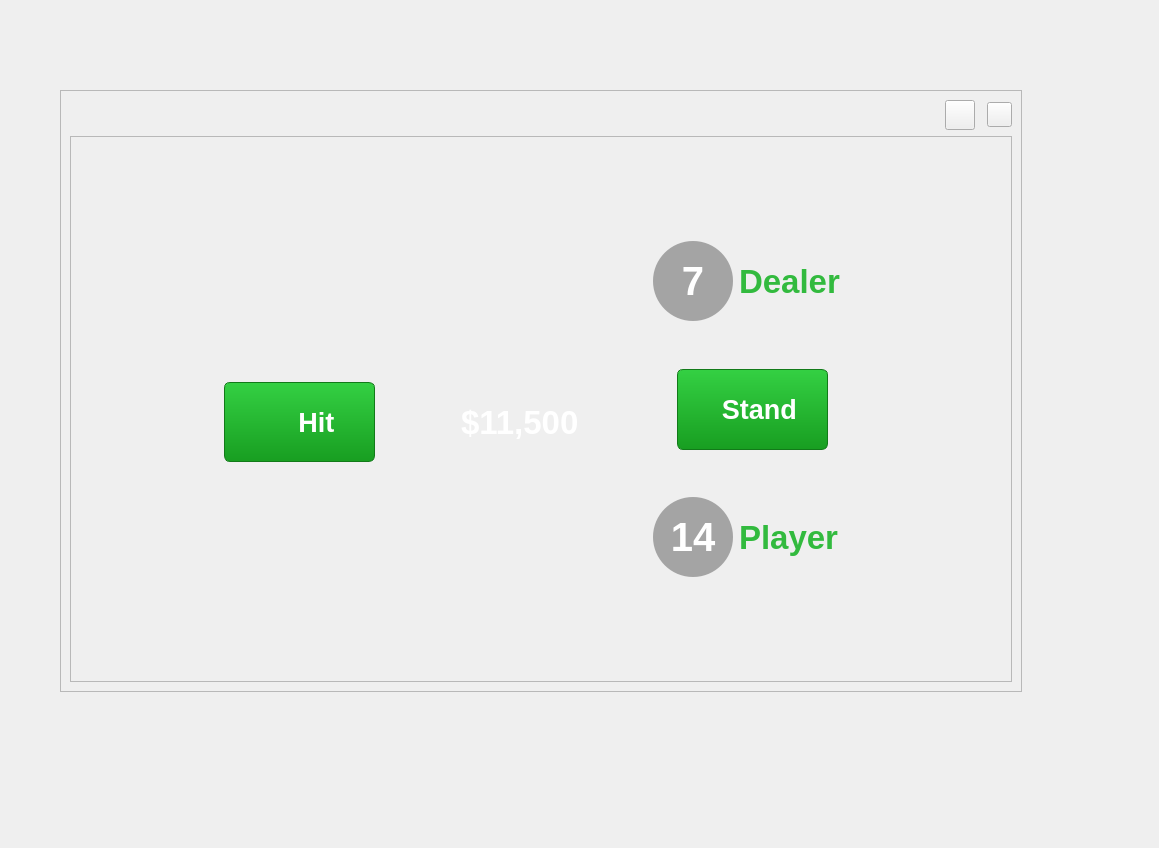
Before: the Qt Designer form src/presentation/widgets/MainWindow/temp_delete_later.ui in OlexandrNikolaiev/BlackJack_GUI, drawn with Qt 5.
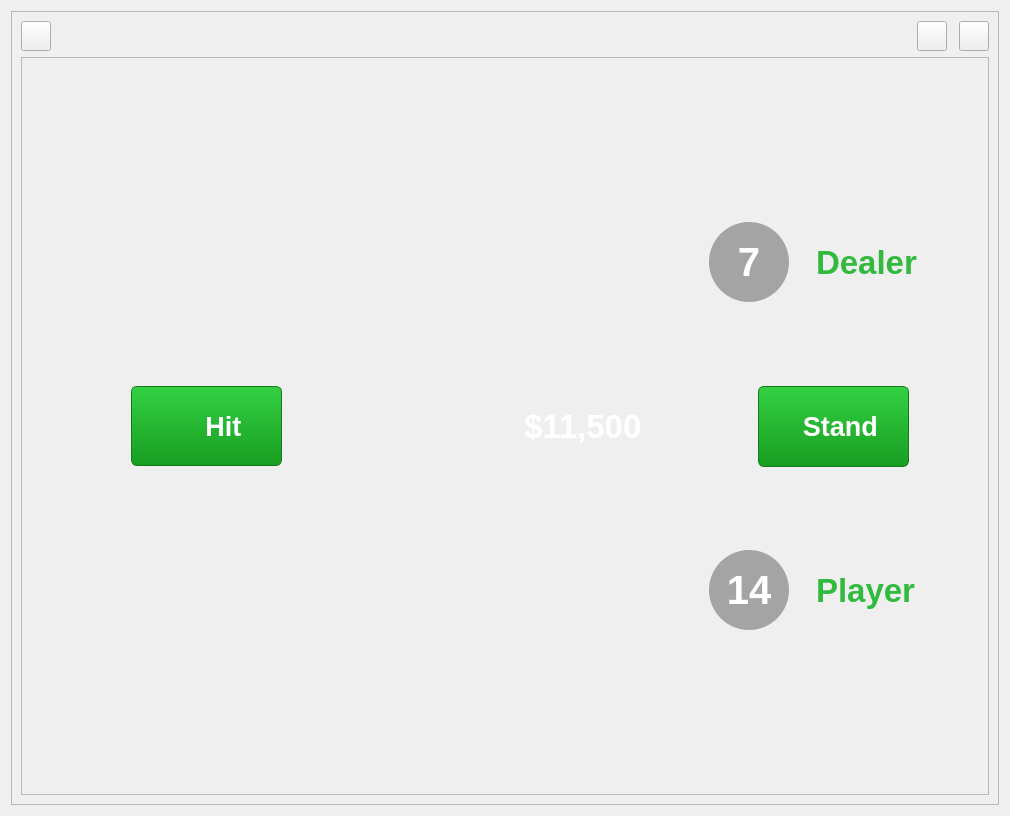
After: the same form once the commit is applied. Icons and pictures are not drawn. Custom widgets are drawn as their Qt base class.

```diff
--- a/src/presentation/widgets/MainWindow/temp_delete_later.ui
+++ b/src/presentation/widgets/MainWindow/temp_delete_later.ui
@@ -6,27 +6,21 @@
    <rect>
     <x>0</x>
     <y>0</y>
-    <width>1159</width>
-    <height>848</height>
+    <width>1010</width>
+    <height>816</height>
    </rect>
   </property>
   <property name="windowTitle">
    <string>Form</string>
   </property>
-  <widget class="DraggableFrame" name="frame">
-   <property name="geometry">
-    <rect>
-     <x>60</x>
-     <y>90</y>
-     <width>962</width>
-     <height>602</height>
-    </rect>
-   </property>
+  <layout class="QGridLayout" name="gridLayout">
+   <item row="0" column="0">
+    <widget class="DraggableFrame" name="MainFrame">
    <property name="cursor">
     <cursorShape>ArrowCursor</cursorShape>
    </property>
    <property name="styleSheet">
-    <string notr="true">#frame
+      <string notr="true">#MainFrame
 {
 	border-image: url(:/images/res/images/green_table.png) 0 0 0 0 stretch stretch;;
 }
@@ -44,19 +38,6 @@
       <property name="spacing">
        <number>12</number>
       </property>
-      <item>
-       <spacer name="horizontalSpacer">
-        <property name="orientation">
-         <enum>Qt::Horizontal</enum>
-        </property>
-        <property name="sizeHint" stdset="0">
-         <size>
-          <width>40</width>
-          <height>20</height>
-         </size>
-        </property>
-       </spacer>
-      </item>
       <item>
        <widget class="QPushButton" name="settingsButton">
         <property name="minimumSize">
@@ -90,18 +71,64 @@
         </property>
        </widget>
       </item>
+        <item>
+         <spacer name="horizontalSpacer">
+          <property name="orientation">
+           <enum>Qt::Horizontal</enum>
+          </property>
+          <property name="sizeHint" stdset="0">
+           <size>
+            <width>40</width>
+            <height>20</height>
+           </size>
+          </property>
+         </spacer>
+        </item>
+        <item>
+         <widget class="QPushButton" name="collapseButton">
+          <property name="minimumSize">
+           <size>
+            <width>30</width>
+            <height>30</height>
+           </size>
+          </property>
+          <property name="maximumSize">
+           <size>
+            <width>30</width>
+            <height>30</height>
+           </size>
+          </property>
+          <property name="cursor">
+           <cursorShape>PointingHandCursor</cursorShape>
+          </property>
+          <property name="styleSheet">
+           <string notr="true">QPushButton 
+{
+	border-image: url(:/images/res/images/buttons/minimize.png);
+}
+QPushButton:hover
+{
+	border-image: url(:/images/res/images/buttons/minimize_hover.png);
+}
+</string>
+          </property>
+          <property name="text">
+           <string/>
+          </property>
+         </widget>
+        </item>
       <item>
        <widget class="QPushButton" name="closeButton">
         <property name="minimumSize">
          <size>
-          <width>25</width>
-          <height>25</height>
+            <width>30</width>
+            <height>30</height>
          </size>
         </property>
         <property name="maximumSize">
          <size>
-          <width>25</width>
-          <height>25</height>
+            <width>30</width>
+            <height>30</height>
          </size>
         </property>
         <property name="cursor">
@@ -134,21 +161,8 @@
       <property name="frameShadow">
        <enum>QFrame::Raised</enum>
       </property>
-      <layout class="QGridLayout" name="gridLayout_5">
-       <item row="5" column="3">
-        <spacer name="verticalSpacer_5">
-         <property name="orientation">
-          <enum>Qt::Vertical</enum>
-         </property>
-         <property name="sizeHint" stdset="0">
-          <size>
-           <width>20</width>
-           <height>78</height>
-          </size>
-         </property>
-        </spacer>
-       </item>
-       <item row="2" column="1" rowspan="3">
+        <layout class="QGridLayout" name="gridLayout_6">
+         <item row="0" column="0">
         <layout class="QGridLayout" name="gridLayout_3">
          <item row="0" column="1">
           <spacer name="verticalSpacer_3">
@@ -243,6 +257,9 @@
            <property name="orientation">
             <enum>Qt::Horizontal</enum>
            </property>
+             <property name="sizeType">
+              <enum>QSizePolicy::Fixed</enum>
+             </property>
            <property name="sizeHint" stdset="0">
             <size>
              <width>40</width>
@@ -266,62 +283,64 @@
          </item>
         </layout>
        </item>
-       <item row="0" column="3">
-        <spacer name="verticalSpacer_6">
+         <item row="0" column="1">
+          <layout class="QVBoxLayout" name="verticalLayout_3">
+           <item>
+            <layout class="QHBoxLayout" name="horizontalLayout_6">
+             <item>
+              <spacer name="horizontalSpacer_4">
          <property name="orientation">
-          <enum>Qt::Vertical</enum>
+                <enum>Qt::Horizontal</enum>
          </property>
          <property name="sizeHint" stdset="0">
           <size>
-           <width>20</width>
-           <height>79</height>
+                 <width>15</width>
+                 <height>17</height>
           </size>
          </property>
         </spacer>
        </item>
-       <item row="4" column="2">
-        <spacer name="verticalSpacer_7">
-         <property name="orientation">
-          <enum>Qt::Vertical</enum>
-         </property>
-         <property name="sizeHint" stdset="0">
+             <item>
+              <widget class="QLabel" name="label_3">
+               <property name="minimumSize">
           <size>
-           <width>20</width>
-           <height>130</height>
-          </size>
-         </property>
-        </spacer>
-       </item>
-       <item row="2" column="2">
-        <spacer name="verticalSpacer_8">
-         <property name="orientation">
-          <enum>Qt::Vertical</enum>
-         </property>
-         <property name="sizeHint" stdset="0">
+                 <width>181</width>
+                 <height>263</height>
+                </size>
+               </property>
+               <property name="maximumSize">
           <size>
-           <width>20</width>
-           <height>131</height>
-          </size>
-         </property>
-        </spacer>
-       </item>
-       <item row="3" column="0">
-        <spacer name="horizontalSpacer_11">
+                 <width>181</width>
+                 <height>263</height>
+                </size>
+               </property>
+               <property name="styleSheet">
+                <string notr="true">border-image: url(:/images/C:/Users/Jeweler228/Desktop/PNG-cards-1.3/queen_of_clubs.png);</string>
+               </property>
+               <property name="text">
+                <string/>
+               </property>
+              </widget>
+             </item>
+             <item>
+              <spacer name="horizontalSpacer_5">
          <property name="orientation">
           <enum>Qt::Horizontal</enum>
          </property>
          <property name="sizeHint" stdset="0">
           <size>
-           <width>56</width>
-           <height>20</height>
+                 <width>15</width>
+                 <height>17</height>
           </size>
          </property>
         </spacer>
        </item>
-       <item row="3" column="2">
+            </layout>
+           </item>
+           <item>
         <layout class="QHBoxLayout" name="horizontalLayout_4">
          <item>
-          <spacer name="horizontalSpacer_8">
+              <spacer name="horizontalSpacer_6">
            <property name="orientation">
             <enum>Qt::Horizontal</enum>
            </property>
@@ -334,7 +353,29 @@
           </spacer>
          </item>
          <item>
-          <widget class="QLabel" name="label">
+              <widget class="QLabel" name="topChipLabel">
+               <property name="minimumSize">
+                <size>
+                 <width>150</width>
+                 <height>150</height>
+                </size>
+               </property>
+               <property name="maximumSize">
+                <size>
+                 <width>150</width>
+                 <height>150</height>
+                </size>
+               </property>
+               <property name="styleSheet">
+                <string notr="true">border-image: url(:/images/res/images/chips/chips_100_stack.png);</string>
+               </property>
+               <property name="text">
+                <string/>
+               </property>
+              </widget>
+             </item>
+             <item>
+              <widget class="QLabel" name="betAmountLabel">
            <property name="font">
             <font>
              <pointsize>25</pointsize>
@@ -350,7 +391,7 @@
           </widget>
          </item>
          <item>
-          <spacer name="horizontalSpacer_9">
+              <spacer name="horizontalSpacer_8">
            <property name="orientation">
             <enum>Qt::Horizontal</enum>
            </property>
@@ -364,23 +405,79 @@
          </item>
         </layout>
        </item>
-       <item row="1" column="3" rowspan="4">
-        <layout class="QGridLayout" name="gridLayout_2">
-         <item row="0" column="0" colspan="5">
+           <item>
+            <layout class="QHBoxLayout" name="horizontalLayout_5">
+             <item>
+              <spacer name="horizontalSpacer_2">
+               <property name="orientation">
+                <enum>Qt::Horizontal</enum>
+               </property>
+               <property name="sizeHint" stdset="0">
+                <size>
+                 <width>18</width>
+                 <height>20</height>
+                </size>
+               </property>
+              </spacer>
+             </item>
+             <item>
+              <widget class="QLabel" name="label_2">
+               <property name="minimumSize">
+                <size>
+                 <width>181</width>
+                 <height>263</height>
+                </size>
+               </property>
+               <property name="maximumSize">
+                <size>
+                 <width>181</width>
+                 <height>263</height>
+                </size>
+               </property>
+               <property name="styleSheet">
+                <string notr="true">border-image: url(:/images/C:/Users/Jeweler228/Desktop/PNG-cards-1.3/queen_of_clubs.png);</string>
+               </property>
+               <property name="text">
+                <string/>
+               </property>
+              </widget>
+             </item>
+             <item>
+              <spacer name="horizontalSpacer_3">
+               <property name="orientation">
+                <enum>Qt::Horizontal</enum>
+               </property>
+               <property name="sizeHint" stdset="0">
+                <size>
+                 <width>18</width>
+                 <height>20</height>
+                </size>
+               </property>
+              </spacer>
+             </item>
+            </layout>
+           </item>
+          </layout>
+         </item>
+         <item row="0" column="2">
+          <layout class="QGridLayout" name="gridLayout_5">
+           <item row="0" column="0">
+            <layout class="QVBoxLayout" name="verticalLayout">
+             <item>
+              <spacer name="verticalSpacer_6">
+               <property name="orientation">
+                <enum>Qt::Vertical</enum>
+               </property>
+               <property name="sizeHint" stdset="0">
+                <size>
+                 <width>20</width>
+                 <height>74</height>
+                </size>
+               </property>
+              </spacer>
+             </item>
+             <item>
           <layout class="QHBoxLayout" name="horizontalLayout_3">
-           <item>
-            <spacer name="horizontalSpacer_4">
-             <property name="orientation">
-              <enum>Qt::Horizontal</enum>
-             </property>
-             <property name="sizeHint" stdset="0">
-              <size>
-               <width>18</width>
-               <height>20</height>
-              </size>
-             </property>
-            </spacer>
-           </item>
            <item>
             <widget class="QLabel" name="playerScoreLabel_2">
              <property name="minimumSize">
@@ -450,46 +547,112 @@
            </item>
           </layout>
          </item>
-         <item row="1" column="2">
+            </layout>
+           </item>
+           <item row="1" column="0">
+            <layout class="QGridLayout" name="gridLayout_2">
+             <item row="0" column="1">
           <spacer name="verticalSpacer_2">
            <property name="orientation">
             <enum>Qt::Vertical</enum>
            </property>
            <property name="sizeHint" stdset="0">
             <size>
-             <width>20</width>
-             <height>40</height>
+                 <width>148</width>
+                 <height>36</height>
             </size>
            </property>
           </spacer>
          </item>
-         <item row="2" column="0">
-          <spacer name="horizontalSpacer_6">
+             <item row="1" column="0">
+              <spacer name="horizontalSpacer_14">
            <property name="orientation">
             <enum>Qt::Horizontal</enum>
            </property>
            <property name="sizeHint" stdset="0">
             <size>
-             <width>40</width>
+                 <width>18</width>
              <height>20</height>
             </size>
            </property>
           </spacer>
          </item>
-         <item row="2" column="4">
+             <item row="1" column="1">
+              <widget class="QToolButton" name="standButton">
+               <property name="minimumSize">
+                <size>
+                 <width>151</width>
+                 <height>81</height>
+                </size>
+               </property>
+               <property name="maximumSize">
+                <size>
+                 <width>151</width>
+                 <height>81</height>
+                </size>
+               </property>
+               <property name="font">
+                <font>
+                 <pointsize>20</pointsize>
+                 <bold>true</bold>
+                </font>
+               </property>
+               <property name="cursor">
+                <cursorShape>PointingHandCursor</cursorShape>
+               </property>
+               <property name="styleSheet">
+                <string notr="true">QToolButton {
+    background: qlineargradient(x1:0, y1:0, x2:0, y2:1, stop:0 #34d043, stop:1 #189e21);
+    
+    border: 1px solid #127a19; 
+    border-radius: 6px;         
+    color: white; 
+    padding: 4px;
+
+    padding-left: 10px; 
+    text-align: left; 
+}
+
+QToolButton:hover {
+    background: qlineargradient(x1:0, y1:0, x2:0, y2:1, stop:0 #2eb83c, stop:1 #158a1c);
+}
+
+QToolButton:pressed {
+    background: qlineargradient(x1:0, y1:0, x2:0, y2:1, stop:0 #189e21, stop:1 #13791a);
+}</string>
+               </property>
+               <property name="text">
+                <string> Stand</string>
+               </property>
+               <property name="icon">
+                <iconset resource="../../../../res.qrc">
+                 <normaloff>:/images/res/images/icons/stand.png</normaloff>:/images/res/images/icons/stand.png</iconset>
+               </property>
+               <property name="iconSize">
+                <size>
+                 <width>36</width>
+                 <height>36</height>
+                </size>
+               </property>
+               <property name="toolButtonStyle">
+                <enum>Qt::ToolButtonTextBesideIcon</enum>
+               </property>
+              </widget>
+             </item>
+             <item row="1" column="2">
           <spacer name="horizontalSpacer_7">
            <property name="orientation">
             <enum>Qt::Horizontal</enum>
            </property>
            <property name="sizeHint" stdset="0">
             <size>
-             <width>40</width>
+                 <width>18</width>
              <height>20</height>
             </size>
            </property>
           </spacer>
          </item>
-         <item row="3" column="2">
+             <item row="2" column="1">
           <spacer name="verticalSpacer">
            <property name="orientation">
             <enum>Qt::Vertical</enum>
@@ -502,21 +665,12 @@
            </property>
           </spacer>
          </item>
-         <item row="4" column="0" colspan="5">
+            </layout>
+           </item>
+           <item row="2" column="0">
+            <layout class="QVBoxLayout" name="verticalLayout_2">
+             <item>
           <layout class="QHBoxLayout" name="horizontalLayout_2">
-           <item>
-            <spacer name="horizontalSpacer_2">
-             <property name="orientation">
-              <enum>Qt::Horizontal</enum>
-             </property>
-             <property name="sizeHint" stdset="0">
-              <size>
-               <width>18</width>
-               <height>20</height>
-              </size>
-             </property>
-            </spacer>
-           </item>
            <item>
             <widget class="QLabel" name="playerScoreLabel">
              <property name="minimumSize">
@@ -586,88 +740,30 @@
            </item>
           </layout>
          </item>
-         <item row="2" column="2">
-          <widget class="QToolButton" name="standButton">
-           <property name="minimumSize">
-            <size>
-             <width>151</width>
-             <height>81</height>
-            </size>
-           </property>
-           <property name="maximumSize">
-            <size>
-             <width>151</width>
-             <height>81</height>
-            </size>
-           </property>
-           <property name="font">
-            <font>
-             <pointsize>20</pointsize>
-             <bold>true</bold>
-            </font>
-           </property>
-           <property name="cursor">
-            <cursorShape>PointingHandCursor</cursorShape>
-           </property>
-           <property name="styleSheet">
-            <string notr="true">QToolButton {
-    background: qlineargradient(x1:0, y1:0, x2:0, y2:1, stop:0 #34d043, stop:1 #189e21);
-    
-    border: 1px solid #127a19; 
-    border-radius: 6px;         
-    color: white; 
-    padding: 4px;
-
-    padding-left: 10px; 
-    text-align: left; 
-}
-
-QToolButton:hover {
-    background: qlineargradient(x1:0, y1:0, x2:0, y2:1, stop:0 #2eb83c, stop:1 #158a1c);
-}
-
-QToolButton:pressed {
-    background: qlineargradient(x1:0, y1:0, x2:0, y2:1, stop:0 #189e21, stop:1 #13791a);
-}</string>
-           </property>
-           <property name="text">
-            <string> Stand</string>
-           </property>
-           <property name="icon">
-            <iconset resource="../../../../res.qrc">
-             <normaloff>:/images/res/images/icons/stand.png</normaloff>:/images/res/images/icons/stand.png</iconset>
-           </property>
-           <property name="iconSize">
-            <size>
-             <width>36</width>
-             <height>36</height>
-            </size>
-           </property>
-           <property name="toolButtonStyle">
-            <enum>Qt::ToolButtonTextBesideIcon</enum>
-           </property>
-          </widget>
-         </item>
-        </layout>
-       </item>
-       <item row="1" column="4">
-        <spacer name="horizontalSpacer_10">
+             <item>
+              <spacer name="verticalSpacer_5">
          <property name="orientation">
-          <enum>Qt::Horizontal</enum>
+                <enum>Qt::Vertical</enum>
          </property>
          <property name="sizeHint" stdset="0">
           <size>
-           <width>122</width>
-           <height>20</height>
+                 <width>20</width>
+                 <height>74</height>
           </size>
          </property>
         </spacer>
        </item>
       </layout>
+           </item>
+          </layout>
+         </item>
+        </layout>
      </widget>
     </item>
    </layout>
   </widget>
+   </item>
+  </layout>
  </widget>
  <customwidgets>
   <customwidget>
```
Left out of the diff: 2 changed lines with no effect on the pictures. Lines whose indentation alone changed are shown as unchanged.
